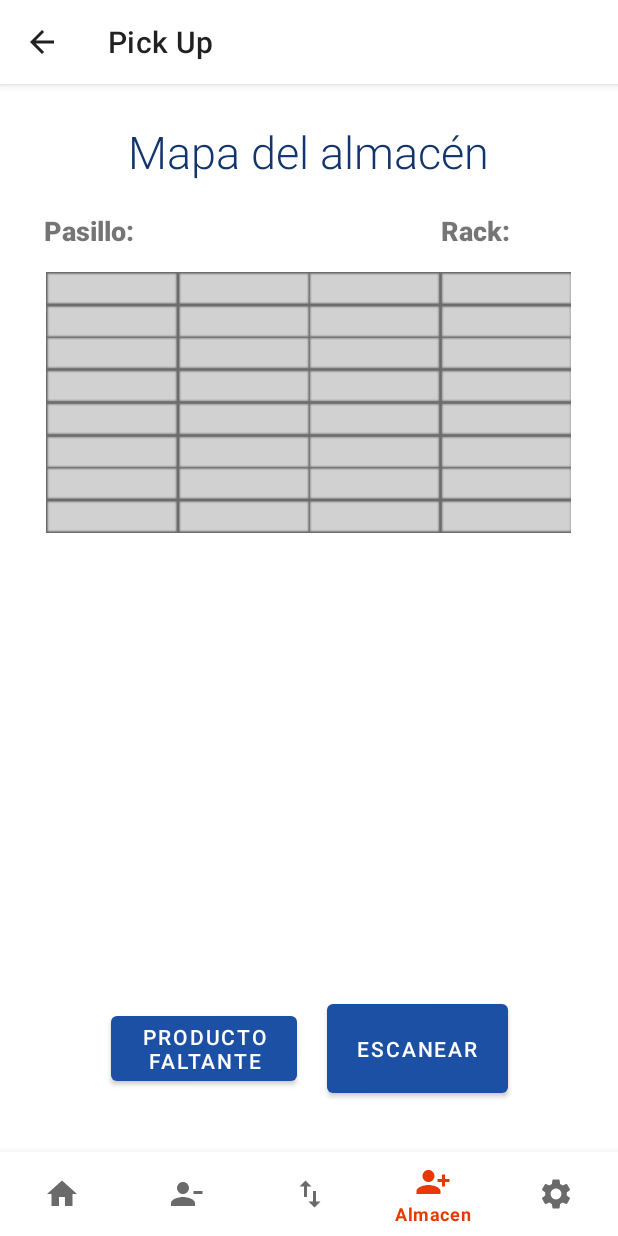
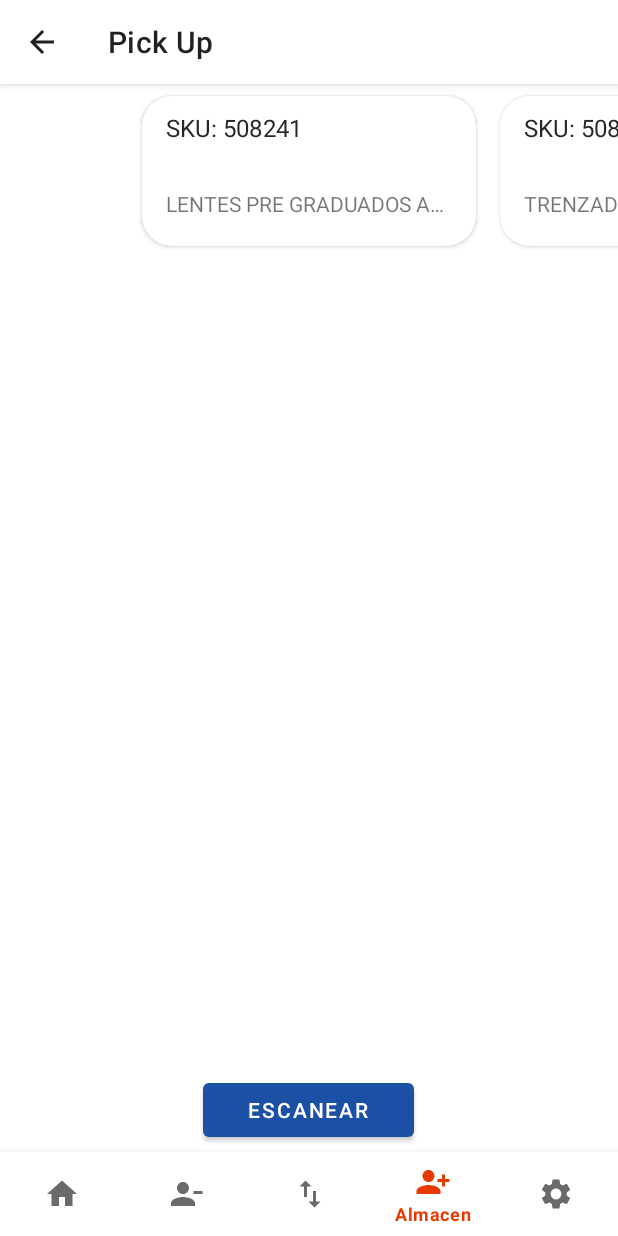
Before and after one commit to edoomm/sistema-picking-app, an Android app: the fragment PickUpFragment placed in its activity, on a phone screen of 412 x 824 dp. Run offline under Robolectric (Android 15) with nearby library versions, the phone set to English and light mode, and no system bars; libraries missing offline, so code that uses them is left out: com.google.zxing.integration; 1 statement that could not run was skipped.

Commit message:
card views implementadas

```diff
--- a/app/build.gradle
+++ b/app/build.gradle
@@ -36,6 +36,7 @@ dependencies {
     implementation 'com.google.android.material:material:1.1.0'
     implementation 'androidx.lifecycle:lifecycle-livedata-ktx:2.2.0'
     implementation 'androidx.lifecycle:lifecycle-viewmodel-ktx:2.2.0'
+    implementation 'androidx.cardview:cardview:1.0.0'
     testImplementation 'junit:junit:4.+'
     androidTestImplementation 'androidx.test.ext:junit:1.1.2'
     androidTestImplementation 'androidx.test.espresso:espresso-core:3.3.0'
--- /dev/null
+++ b/app/src/main/java/com/example/pickingapp/Adapter.java
@@ -0,0 +1,56 @@
+package com.example.pickingapp;
+
+import android.content.Context;
+import androidx.annotation.NonNull;
+import androidx.viewpager.widget.PagerAdapter;
+import android.view.LayoutInflater;
+import android.view.View;
+import android.view.ViewGroup;
+import android.widget.TextView;
+
+import java.util.List;
+
+public class Adapter extends PagerAdapter {
+
+    private List<Model> models;
+    private LayoutInflater layoutInflater;
+    private Context context;
+
+    public Adapter(List<Model> models, Context context) {
+        this.models = models;
+        this.context = context;
+    }
+
+    @Override
+    public int getCount() {
+        return models.size();
+    }
+
+    @Override
+    public boolean isViewFromObject(@NonNull View view, @NonNull Object object) {
+        return view.equals(object);
+    }
+
+    @NonNull
+    @Override
+    public Object instantiateItem(@NonNull ViewGroup container, final int position) {
+        layoutInflater = LayoutInflater.from(context);
+        View view = layoutInflater.inflate(R.layout.item, container, false);
+
+        TextView title, desc;
+
+        title = view.findViewById(R.id.txtSku);
+        desc = view.findViewById(R.id.txtDesc);
+
+        title.setText(models.get(position).getTitle());
+        desc.setText(models.get(position).getDesc());
+
+        container.addView(view, 0);
+        return view;
+    }
+
+    @Override
+    public void destroyItem(@NonNull ViewGroup container, int position, @NonNull Object object) {
+        container.removeView((View)object);
+    }
+}
--- /dev/null
+++ b/app/src/main/java/com/example/pickingapp/Model.java
@@ -0,0 +1,34 @@
+package com.example.pickingapp;
+
+public class Model {
+
+    private String title;
+    private String desc;
+    private String location;
+
+    public Model(String title, String desc, String location) {
+        this.title = title;
+        this.desc = desc;
+        this.location = location;
+    }
+
+    public String getTitle() {
+        return title;
+    }
+
+    public void setTitle(String title) {
+        this.title = title;
+    }
+
+    public String getDesc() {
+        return desc;
+    }
+
+    public void setDesc(String desc) {
+        this.desc = desc;
+    }
+
+    public String getLocation() {
+        return location;
+    }
+}
--- a/app/src/main/java/com/example/pickingapp/PickUpFragment.java
+++ b/app/src/main/java/com/example/pickingapp/PickUpFragment.java
@@ -1,6 +1,8 @@
 package com.example.pickingapp;
 
 import androidx.fragment.app.Fragment;
+
+import android.animation.ArgbEvaluator;
 import android.content.Intent;
 import android.os.Bundle;
 import android.view.LayoutInflater;
@@ -10,8 +12,17 @@ import android.widget.Button;
 
 import androidx.annotation.Nullable;
 import androidx.fragment.app.Fragment;
+import androidx.viewpager.widget.ViewPager;
+
+import java.util.ArrayList;
+import java.util.List;
 
 public class PickUpFragment extends Fragment {
+
+    ViewPager viewPager;
+    Adapter adapter;
+    List<Model> models;
+
     @Nullable
     @Override
     public View onCreateView(LayoutInflater inflater, @Nullable ViewGroup container, Bundle savedInstanceState) {
@@ -38,6 +49,37 @@ public class PickUpFragment extends Fragment {
             }
         });
 
+        // Creacion de card views
+        models = new ArrayList<>();
+        models.add(new Model("SKU: 508241", "LENTES PRE GRADUADOS AZUL", "A.01.01.02"));
+        models.add(new Model("SKU: 508754", "TRENZADO TIPO PIEL", "A.04.03.05"));
+        models.add(new Model("SKU: 508755", "KPKMEX", "A.04.03.06"));
+
+        adapter = new Adapter(models, getContext());
+
+        viewPager =  (ViewPager) view.findViewById(R.id.productsPager);
+        viewPager.setAdapter(adapter);
+        viewPager.setPadding(130, 0, 130, 0);
+//
+//        // TODO: Cambiar imagenes de planograma
+//        // TODO: Cambiar por metodo no depreciado
+//        viewPager.setOnPageChangeListener(new ViewPager.OnPageChangeListener() {
+//            @Override
+//            public void onPageScrolled(int position, float positionOffset, int positionOffsetPixels) {
+//
+//            }
+//
+//            @Override
+//            public void onPageSelected(int position) {
+//
+//            }
+//
+//            @Override
+//            public void onPageScrollStateChanged(int state) {
+//
+//            }
+//        });
+
         return view;
     }
 }
--- a/app/src/main/res/layout/fragment_pick_up.xml
+++ b/app/src/main/res/layout/fragment_pick_up.xml
@@ -1,97 +1,31 @@
 <?xml version="1.0" encoding="utf-8"?>
-<androidx.constraintlayout.widget.ConstraintLayout xmlns:android="http://schemas.android.com/apk/res/android"
+<RelativeLayout
+    xmlns:android="http://schemas.android.com/apk/res/android"
     xmlns:app="http://schemas.android.com/apk/res-auto"
     xmlns:tools="http://schemas.android.com/tools"
     android:layout_width="match_parent"
     android:layout_height="match_parent">
 
-    <TextView
-        android:id="@+id/lblMenu2"
+    <androidx.viewpager.widget.ViewPager
+        android:foregroundGravity="center"
+        android:id="@+id/productsPager"
+        android:layout_centerInParent="true"
+        android:overScrollMode="never"
+        android:clipToPadding="false"
+        android:layout_width="match_parent"
+        android:layout_height="match_parent">
+    </androidx.viewpager.widget.ViewPager>
+
+    <Button
+        android:id="@+id/button_scan"
+        android:text="Escanear"
+        android:paddingLeft="30dp"
+        android:paddingRight="30dp"
+        android:layout_alignParentBottom="true"
+        android:layout_marginBottom="60dp"
+        android:layout_centerHorizontal="true"
         android:layout_width="wrap_content"
-        android:layout_height="wrap_content"
-        android:layout_marginTop="8dp"
-        android:fontFamily="sans-serif-light"
-        android:text="Mapa del almacén"
-        android:textAlignment="center"
-        android:textColor="@color/colorPrimaryDark"
-        android:textSize="30sp"
-        app:layout_constraintBottom_toBottomOf="parent"
-        app:layout_constraintEnd_toEndOf="parent"
-        app:layout_constraintHorizontal_bias="0.497"
-        app:layout_constraintStart_toStartOf="parent"
-        app:layout_constraintTop_toTopOf="parent"
-        app:layout_constraintVertical_bias="0.023" />
+        android:layout_height="wrap_content" />
 
-    <LinearLayout
-        android:layout_width="wrap_content"
-        android:layout_height="wrap_content"
-        android:gravity="center"
-        android:orientation="horizontal"
-        app:layout_constraintBottom_toBottomOf="parent"
-        app:layout_constraintEnd_toEndOf="parent"
-        app:layout_constraintStart_toStartOf="parent"
-        app:layout_constraintTop_toTopOf="parent"
-        app:layout_constraintVertical_bias="0.872">
 
-        <Button
-            android:id="@+id/button3"
-            android:layout_width="124dp"
-            android:layout_height="wrap_content"
-            android:layout_marginLeft="10dp"
-            android:layout_marginRight="10dp"
-            android:layout_weight="1"
-            android:text="Producto faltante" />
-
-        <Button
-            android:id="@+id/button_scan"
-            android:layout_width="wrap_content"
-            android:layout_height="wrap_content"
-            android:layout_marginLeft="10dp"
-            android:layout_marginRight="10dp"
-            android:layout_weight="1"
-            android:onClick="escanear_codigo"
-            android:padding="20dp"
-            android:text="Escanear" />
-    </LinearLayout>
-
-    <ImageView
-        android:id="@+id/imageView6"
-        android:layout_width="wrap_content"
-        android:layout_height="wrap_content"
-        app:layout_constraintBottom_toBottomOf="parent"
-        app:layout_constraintEnd_toEndOf="parent"
-        app:layout_constraintHorizontal_bias="0.491"
-        app:layout_constraintStart_toStartOf="parent"
-        app:layout_constraintTop_toTopOf="parent"
-        app:layout_constraintVertical_bias="0.211"
-        app:srcCompat="@drawable/planograma" />
-
-    <TextView
-        android:id="@+id/textView2"
-        android:layout_width="wrap_content"
-        android:layout_height="wrap_content"
-        android:fontFamily="sans-serif-black"
-        android:text="Pasillo:"
-        android:textSize="18sp"
-        app:layout_constraintBottom_toBottomOf="parent"
-        app:layout_constraintEnd_toEndOf="parent"
-        app:layout_constraintHorizontal_bias="0.084"
-        app:layout_constraintStart_toStartOf="parent"
-        app:layout_constraintTop_toTopOf="parent"
-        app:layout_constraintVertical_bias="0.115" />
-
-    <TextView
-        android:id="@+id/textView4"
-        android:layout_width="wrap_content"
-        android:layout_height="wrap_content"
-        android:fontFamily="sans-serif-black"
-        android:text="Rack:"
-        android:textSize="18sp"
-        app:layout_constraintBottom_toBottomOf="parent"
-        app:layout_constraintEnd_toEndOf="parent"
-        app:layout_constraintHorizontal_bias="0.803"
-        app:layout_constraintStart_toStartOf="parent"
-        app:layout_constraintTop_toTopOf="parent"
-        app:layout_constraintVertical_bias="0.115" />
-
-</androidx.constraintlayout.widget.ConstraintLayout>
+</RelativeLayout>
--- /dev/null
+++ b/app/src/main/res/layout/item.xml
@@ -0,0 +1,43 @@
+<?xml version="1.0" encoding="utf-8"?>
+<LinearLayout xmlns:android="http://schemas.android.com/apk/res/android"
+    xmlns:app="http://schemas.android.com/apk/res-auto"
+    android:orientation="vertical"
+    android:layout_width="match_parent"
+    android:layout_height="match_parent">
+
+    <androidx.cardview.widget.CardView
+        android:layout_width="match_parent"
+        android:layout_height="wrap_content"
+        app:cardCornerRadius="20dp"
+        android:layout_margin="8dp">
+
+        <RelativeLayout
+            android:layout_width="match_parent"
+            android:layout_height="100dp">
+
+            <TextView
+                android:id="@+id/txtSku"
+                android:textColor="#262626"
+                android:layout_marginTop="10dp"
+                android:layout_marginLeft="16dp"
+                android:text="SKU: #####"
+                android:textSize="16dp"
+                android:layout_width="wrap_content"
+                android:layout_height="wrap_content" />
+
+            <TextView
+                android:id="@+id/txtDesc"
+                android:layout_below="@+id/txtSku"
+                android:layout_marginTop="30dp"
+                android:layout_marginLeft="16dp"
+                android:layout_marginRight="16dp"
+                android:maxLines="1"
+                android:drawablePadding="10dp"
+                android:ellipsize="end"
+                android:text="Descripicion"
+                android:layout_width="wrap_content"
+                android:layout_height="wrap_content" />
+        </RelativeLayout>
+    </androidx.cardview.widget.CardView>
+
+</LinearLayout>
```
